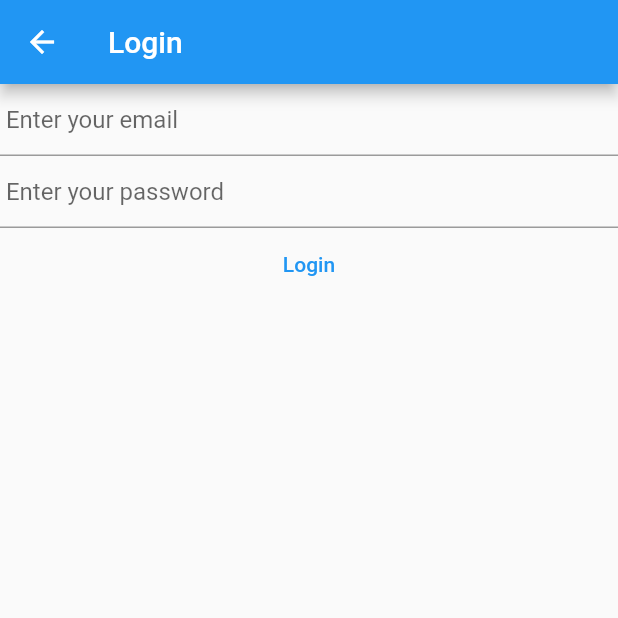
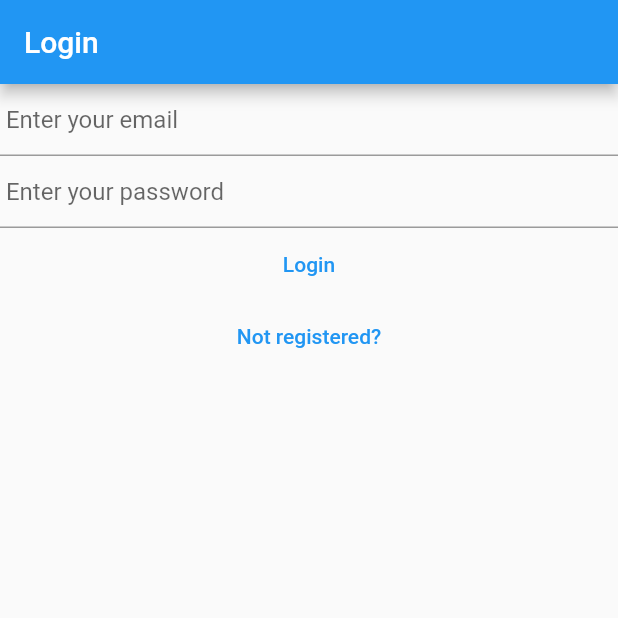
Before and after one commit to Kelp710/Flutter-Notes, a Flutter app: the screen it shows after launch, after a tap on "Login", on a phone screen of 412 x 824 dp, the top half of it. Run offline on Flutter 3.47's test engine with Material 2 defaults, Android fonts, the phone set to English and light mode, and no system bars; our stand-ins replace firebase_auth, firebase_core; accounts and stored records are empty; network calls fail.

Commit message:
Add login register routers

```diff
--- a/lib/main.dart
+++ b/lib/main.dart
@@ -1,10 +1,9 @@
-import 'dart:io';
-
 import 'package:firebase_auth/firebase_auth.dart';
 import 'package:firebase_core/firebase_core.dart';
 import 'package:flutter/material.dart';
 import 'package:privatenotes/views/login_view.dart';
 import 'package:privatenotes/views/register_view.dart';
+import 'package:privatenotes/views/verify_email_view.dart';
 
 import 'firebase_options.dart';
 
@@ -16,6 +15,10 @@ void main() {
       primarySwatch: Colors.blue,
     ),
     home: const HomePage(),
+    routes: {
+      '/login/': (context) => const LoginView(),
+      '/register/': (context) => const RegisterView(),
+    },
   ));
 }
 
@@ -25,9 +28,6 @@ class HomePage extends StatelessWidget {
   @override
   Widget build(BuildContext context) {
     return Scaffold(
-        appBar: AppBar(
-          title: const Text('HomePage'),
-        ),
         body: FutureBuilder(
       future: Firebase.initializeApp(
         options: DefaultFirebaseOptions.currentPlatform,
@@ -36,42 +36,15 @@ class HomePage extends StatelessWidget {
         switch (snapshot.connectionState) {
           case ConnectionState.done:
             final user = FirebaseAuth.instance.currentUser;
-                final emailVerified = user?.emailVerified ?? false;
-                if (emailVerified) {
-                  return const Text('data');
-                } else {
-                  return Center(
-                    child: Column(
-                      children: [
-                        ElevatedButton(
-                          onPressed: () {
-                            Navigator.push(
-                              context,
-                              MaterialPageRoute(
-                                builder: (context) => const LoginView(),
-                              ),
-                            );
-                          },
-                          child: const Text('Login'),
-                        ),
-                        ElevatedButton(
-                          onPressed: () {
-                            Navigator.push(
-                              context,
-                              MaterialPageRoute(
-                                builder: (context) => const RegisterView(),
-                              ),
-                            );
-                          },
-                          child: const Text('Register'),
-                        ),
-                      ],
-                    ),
-                  );
-                }
-                return const Text('data');
+            // final emailVerified = user?.emailVerified ?? false;
+            // if (emailVerified) {
+            //   return const Text('You are in');
+            // } else {
+            //   return const VerifyEmailView();
+            // }
+            return const LoginView();
           default:
-                return const Text('Loading...');
+            return const CircularProgressIndicator();
         }
       },
     ));
--- a/lib/views/login_view.dart
+++ b/lib/views/login_view.dart
@@ -82,6 +82,13 @@ class _LoginViewState extends State<LoginView> {
                     },
                     child: const Text('Login'),
                   ),
+                  TextButton(
+                    onPressed: () {
+                      Navigator.of(context).pushNamedAndRemoveUntil(
+                          '/register/', (route) => false);
+                    },
+                    child: const Text('Not registered?'),
+                  )
                 ],
               );
             default:
--- a/lib/views/register_view.dart
+++ b/lib/views/register_view.dart
@@ -84,6 +84,12 @@ class _RegisterViewState extends State<RegisterView> {
                     },
                     child: const Text('Register'),
                   ),
+                  TextButton(
+                      onPressed: () {
+                        Navigator.of(context).pushNamedAndRemoveUntil(
+                            "/login/", (route) => false);
+                      },
+                      child: const Text('Login here'))
                 ],
               );
             default:
```
Also changed, not shown: lib/views/verify_email_view.dart (added, +27 -0 lines). Lines whose indentation alone changed are shown as unchanged.
